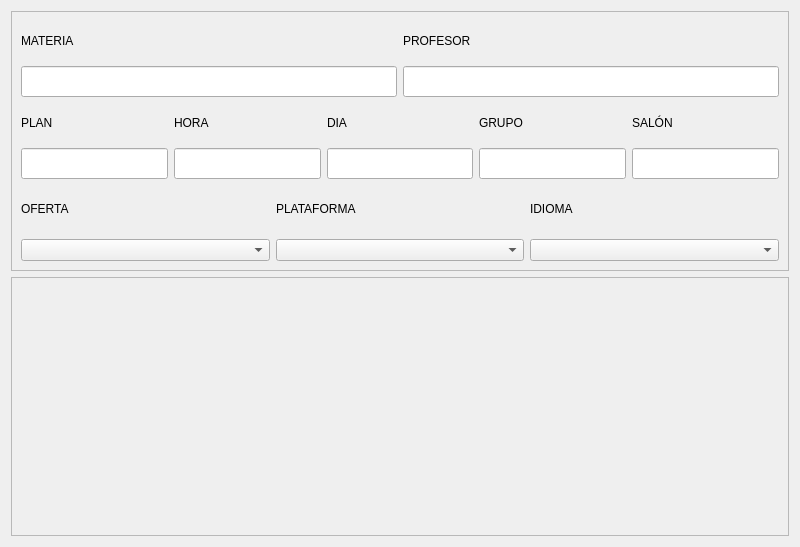
First picture: the form in src/ui_files/add_class.ui, repository CornelioEmbedded/GUI_Horarios, before the edit.
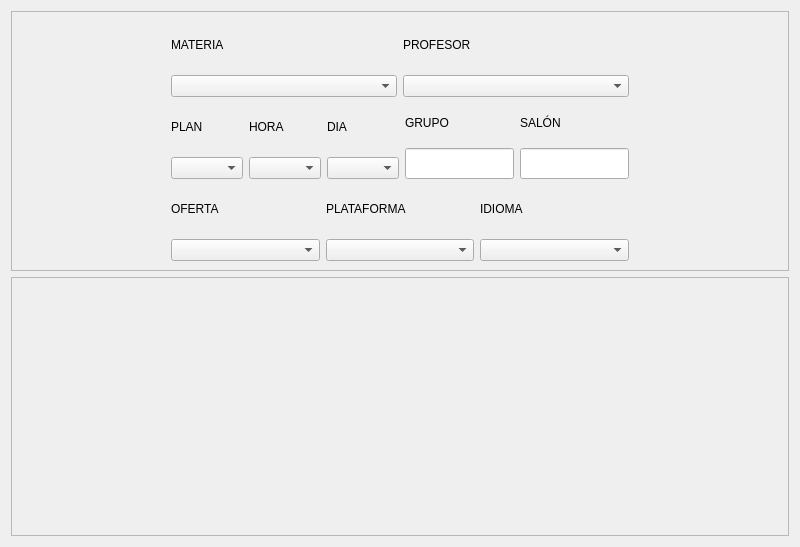
Second picture: the form after the edit.

Patch:
```diff
--- a/src/ui_files/add_class.ui
+++ b/src/ui_files/add_class.ui
@@ -29,6 +29,22 @@
          <layout class="QVBoxLayout" name="verticalLayout_11">
           <item>
            <layout class="QHBoxLayout" name="horizontalLayout">
+            <item>
+             <spacer name="horizontalSpacer_3">
+              <property name="orientation">
+               <enum>Qt::Horizontal</enum>
+              </property>
+              <property name="sizeType">
+               <enum>QSizePolicy::Fixed</enum>
+              </property>
+              <property name="sizeHint" stdset="0">
+               <size>
+                <width>150</width>
+                <height>20</height>
+               </size>
+              </property>
+             </spacer>
+            </item>
             <item>
              <layout class="QVBoxLayout" name="verticalLayout_2">
               <item>
@@ -39,14 +55,7 @@
                </widget>
               </item>
               <item>
-               <widget class="QLineEdit" name="lineEdit_4">
-                <property name="font">
-                 <font>
-                  <family>Century Gothic</family>
-                  <pointsize>12</pointsize>
-                 </font>
-                </property>
-               </widget>
+               <widget class="QComboBox" name="subject"/>
               </item>
              </layout>
             </item>
@@ -60,21 +69,46 @@
                </widget>
               </item>
               <item>
-               <widget class="QLineEdit" name="lineEdit_5">
-                <property name="font">
-                 <font>
-                  <family>Century Gothic</family>
-                  <pointsize>12</pointsize>
-                 </font>
-                </property>
-               </widget>
+               <widget class="QComboBox" name="professor"/>
               </item>
              </layout>
             </item>
+            <item>
+             <spacer name="horizontalSpacer_4">
+              <property name="orientation">
+               <enum>Qt::Horizontal</enum>
+              </property>
+              <property name="sizeType">
+               <enum>QSizePolicy::Fixed</enum>
+              </property>
+              <property name="sizeHint" stdset="0">
+               <size>
+                <width>150</width>
+                <height>20</height>
+               </size>
+              </property>
+             </spacer>
+            </item>
            </layout>
           </item>
           <item>
            <layout class="QHBoxLayout" name="horizontalLayout_2">
+            <item>
+             <spacer name="horizontalSpacer_2">
+              <property name="orientation">
+               <enum>Qt::Horizontal</enum>
+              </property>
+              <property name="sizeType">
+               <enum>QSizePolicy::Fixed</enum>
+              </property>
+              <property name="sizeHint" stdset="0">
+               <size>
+                <width>150</width>
+                <height>20</height>
+               </size>
+              </property>
+             </spacer>
+            </item>
             <item>
              <layout class="QVBoxLayout" name="verticalLayout">
               <item>
@@ -85,14 +119,7 @@
                </widget>
               </item>
               <item>
-               <widget class="QLineEdit" name="lineEdit_3">
-                <property name="font">
-                 <font>
-                  <family>Century Gothic</family>
-                  <pointsize>12</pointsize>
-                 </font>
-                </property>
-               </widget>
+               <widget class="QComboBox" name="plan"/>
               </item>
              </layout>
             </item>
@@ -106,14 +133,7 @@
                </widget>
               </item>
               <item>
-               <widget class="QLineEdit" name="lineEdit">
-                <property name="font">
-                 <font>
-                  <family>Century Gothic</family>
-                  <pointsize>12</pointsize>
-                 </font>
-                </property>
-               </widget>
+               <widget class="QComboBox" name="hour"/>
               </item>
              </layout>
             </item>
@@ -127,14 +147,7 @@
                </widget>
               </item>
               <item>
-               <widget class="QLineEdit" name="lineEdit_2">
-                <property name="font">
-                 <font>
-                  <family>Century Gothic</family>
-                  <pointsize>12</pointsize>
-                 </font>
-                </property>
-               </widget>
+               <widget class="QComboBox" name="day"/>
               </item>
              </layout>
             </item>
@@ -148,7 +161,7 @@
                </widget>
               </item>
               <item>
-               <widget class="QLineEdit" name="lineEdit_6">
+               <widget class="QLineEdit" name="lineEdit">
                 <property name="font">
                  <font>
                   <family>Century Gothic</family>
@@ -180,10 +193,42 @@
               </item>
              </layout>
             </item>
+            <item>
+             <spacer name="horizontalSpacer">
+              <property name="orientation">
+               <enum>Qt::Horizontal</enum>
+              </property>
+              <property name="sizeType">
+               <enum>QSizePolicy::Fixed</enum>
+              </property>
+              <property name="sizeHint" stdset="0">
+               <size>
+                <width>150</width>
+                <height>20</height>
+               </size>
+              </property>
+             </spacer>
+            </item>
            </layout>
           </item>
           <item>
            <layout class="QHBoxLayout" name="horizontalLayout_3">
+            <item>
+             <spacer name="horizontalSpacer_5">
+              <property name="orientation">
+               <enum>Qt::Horizontal</enum>
+              </property>
+              <property name="sizeType">
+               <enum>QSizePolicy::Fixed</enum>
+              </property>
+              <property name="sizeHint" stdset="0">
+               <size>
+                <width>150</width>
+                <height>20</height>
+               </size>
+              </property>
+             </spacer>
+            </item>
             <item>
              <layout class="QVBoxLayout" name="verticalLayout_8">
               <item>
@@ -226,6 +271,22 @@
               </item>
              </layout>
             </item>
+            <item>
+             <spacer name="horizontalSpacer_6">
+              <property name="orientation">
+               <enum>Qt::Horizontal</enum>
+              </property>
+              <property name="sizeType">
+               <enum>QSizePolicy::Fixed</enum>
+              </property>
+              <property name="sizeHint" stdset="0">
+               <size>
+                <width>150</width>
+                <height>20</height>
+               </size>
+              </property>
+             </spacer>
+            </item>
            </layout>
           </item>
          </layout>
```
Left out of the diff: 6 changed lines with no effect on the pictures.
